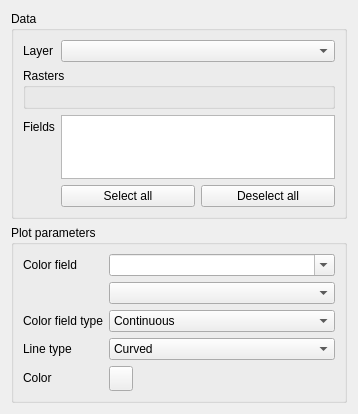
Before: the Qt Designer form eis_qgis_plugin/resources/ui/eda/wizard_plot_parallel_coordinates.ui in GispoCoding/eis_qgis_plugin, drawn with Qt 5.
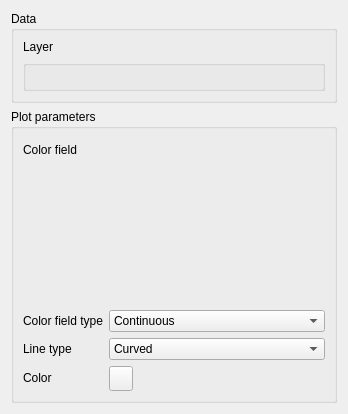
After: the same form once the commit is applied. Custom widgets are drawn as their Qt base class.

```diff
--- a/eis_qgis_plugin/resources/ui/eda/wizard_plot_parallel_coordinates.ui
+++ b/eis_qgis_plugin/resources/ui/eda/wizard_plot_parallel_coordinates.ui
@@ -6,7 +6,7 @@
    <rect>
     <x>0</x>
     <y>0</y>
-    <width>358</width>
+    <width>348</width>
     <height>414</height>
    </rect>
   </property>
@@ -45,64 +45,20 @@
      </property>
      <layout class="QFormLayout" name="formLayout">
       <item row="0" column="0">
-       <widget class="QLabel" name="label_2">
+       <widget class="QLabel" name="label_3">
         <property name="text">
          <string>Layer</string>
         </property>
        </widget>
       </item>
-      <item row="0" column="1">
-       <widget class="QgsMapLayerComboBox" name="layer"/>
-      </item>
-      <item row="3" column="0">
-       <widget class="QLabel" name="fields_label">
-        <property name="text">
-         <string>Fields</string>
-        </property>
-       </widget>
-      </item>
-      <item row="3" column="1">
-       <widget class="QListWidget" name="fields">
-        <property name="sizePolicy">
-         <sizepolicy hsizetype="Expanding" vsizetype="Preferred">
-          <horstretch>0</horstretch>
-          <verstretch>0</verstretch>
-         </sizepolicy>
-        </property>
-        <property name="alternatingRowColors">
-         <bool>true</bool>
-        </property>
-        <property name="selectionMode">
-         <enum>QAbstractItemView::MultiSelection</enum>
-        </property>
-       </widget>
-      </item>
-      <item row="4" column="1">
-       <layout class="QHBoxLayout" name="horizontalLayout">
-        <item>
-         <widget class="QPushButton" name="select_all_btn">
-          <property name="text">
-           <string>Select all</string>
-          </property>
-         </widget>
-        </item>
-        <item>
-         <widget class="QPushButton" name="deselect_all_btn">
-          <property name="text">
-           <string>Deselect all</string>
-          </property>
-         </widget>
-        </item>
-       </layout>
-      </item>
-      <item row="2" column="0" colspan="2">
-       <widget class="QGroupBox" name="rasters_box">
+      <item row="1" column="0" colspan="2">
+       <widget class="QGroupBox" name="data_box">
         <property name="title">
-         <string>Rasters</string>
+         <string/>
         </property>
         <layout class="QVBoxLayout" name="verticalLayout_3">
          <item>
-          <layout class="QVBoxLayout" name="rasters_layout"/>
+          <layout class="QVBoxLayout" name="data_layout"/>
          </item>
         </layout>
        </widget>
@@ -123,48 +79,14 @@
         </property>
        </widget>
       </item>
-      <item row="0" column="1">
-       <widget class="QgsFieldComboBox" name="color_field">
-        <property name="editable">
-         <bool>true</bool>
-        </property>
-        <property name="placeholderText">
-         <string/>
-        </property>
-        <property name="allowEmptyFieldName">
-         <bool>true</bool>
-        </property>
-       </widget>
-      </item>
-      <item row="3" column="0">
-       <widget class="QLabel" name="label_116">
-        <property name="text">
-         <string>Line type</string>
-        </property>
-       </widget>
-      </item>
-      <item row="3" column="1">
-       <widget class="QComboBox" name="line_type">
-        <item>
-         <property name="text">
-          <string>Curved</string>
-         </property>
-        </item>
-        <item>
-         <property name="text">
-          <string>Straight</string>
-         </property>
-        </item>
-       </widget>
-      </item>
-      <item row="2" column="0">
+      <item row="1" column="0">
        <widget class="QLabel" name="label_4">
         <property name="text">
          <string>Color field type</string>
         </property>
        </widget>
       </item>
-      <item row="2" column="1">
+      <item row="1" column="1">
        <widget class="QComboBox" name="color_field_type">
         <item>
          <property name="text">
@@ -178,14 +100,35 @@
         </item>
        </widget>
       </item>
-      <item row="4" column="0">
+      <item row="2" column="0">
+       <widget class="QLabel" name="label_116">
+        <property name="text">
+         <string>Line type</string>
+        </property>
+       </widget>
+      </item>
+      <item row="2" column="1">
+       <widget class="QComboBox" name="line_type">
+        <item>
+         <property name="text">
+          <string>Curved</string>
+         </property>
+        </item>
+        <item>
+         <property name="text">
+          <string>Straight</string>
+         </property>
+        </item>
+       </widget>
+      </item>
+      <item row="3" column="0">
        <widget class="QLabel" name="label_5">
         <property name="text">
          <string>Color</string>
         </property>
        </widget>
       </item>
-      <item row="4" column="1">
+      <item row="3" column="1">
        <widget class="QgsColorButton" name="color">
         <property name="minimumSize">
          <size>
@@ -202,8 +145,11 @@
         </property>
        </widget>
       </item>
-      <item row="1" column="1">
-       <widget class="QComboBox" name="color_field_rasters"/>
+      <item row="0" column="1">
+       <widget class="QStackedWidget" name="color_field_stacked_widget">
+        <widget class="QWidget" name="page"/>
+        <widget class="QWidget" name="page_2"/>
+       </widget>
       </item>
      </layout>
     </widget>
@@ -223,16 +169,6 @@
    <header>qgscolorbutton.h</header>
    <container>1</container>
   </customwidget>
-  <customwidget>
-   <class>QgsFieldComboBox</class>
-   <extends>QComboBox</extends>
-   <header>qgsfieldcombobox.h</header>
-  </customwidget>
-  <customwidget>
-   <class>QgsMapLayerComboBox</class>
-   <extends>QComboBox</extends>
-   <header>qgsmaplayercombobox.h</header>
-  </customwidget>
  </customwidgets>
  <resources/>
  <connections/>
```
